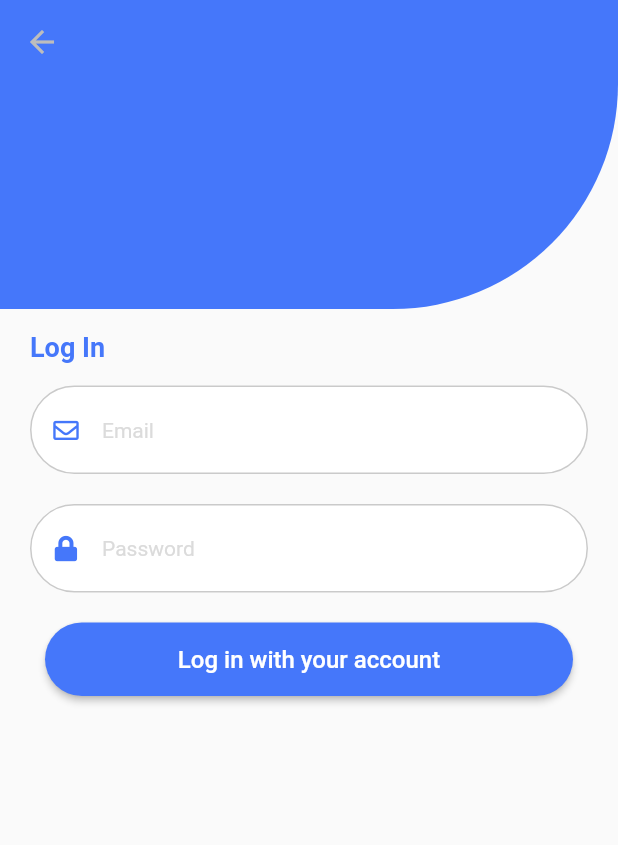
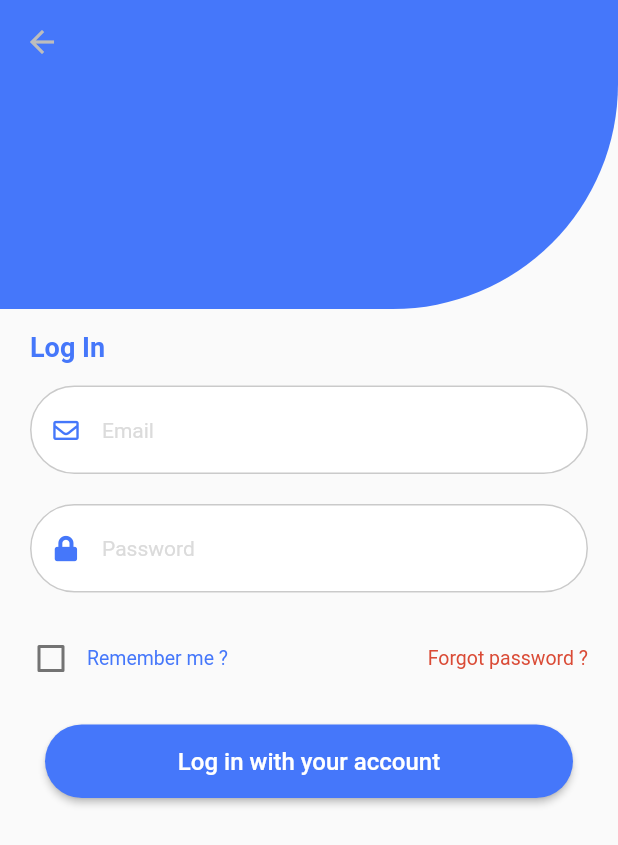
Before and after one commit to Abir-Bouhriz/Authentication-UI-1, a Flutter app: the screen it shows after launch, on a phone screen of 412 x 824 dp. Shown: the top 845 px of the screen. Run offline on Flutter 3.47's test engine with Material 2 defaults, Android fonts, the phone set to English and light mode, and no system bars; our stand-ins replace font_awesome_flutter.

Commit message:
Add checkbox

```diff
--- a/lib/pages/login.dart
+++ b/lib/pages/login.dart
@@ -7,6 +7,8 @@ class Login extends StatefulWidget {
 }
 
 class _LoginState extends State<Login> {
+  bool checkedValue = false;
+
   @override
   Widget build(BuildContext context) {
     return Scaffold(
@@ -91,10 +93,39 @@ class _LoginState extends State<Login> {
           ),
           SizedBox(height: 20.0),
           Row(
-            //checkbox
+            children: [
+              Padding(
+                padding: const EdgeInsets.only(left: 10),
+                child: Checkbox(
+                  checkColor: Colors.greenAccent,
+                  activeColor: Colors.red,
+                  value: checkedValue,
+                  onChanged: (bool value) {
+                    setState(
+                      () {
+                        this.checkedValue = value;
+                      },
+                    );
+                  },
+                  //controlAffinity: ListTileControlAffinity.leading,  //  <-- leading Checkbox
+                ),
+              ),
+              Text(
+                'Remember me ?',
+                style: TextStyle(fontSize: 13.0, color: Color(0xff4577FA)),
+              ),
+              Spacer(),
+              Padding(
+                padding: const EdgeInsets.only(right: 20),
+                child: Text(
+                  'Forgot password ?',
+                  style: TextStyle(fontSize: 13.0, color: Color(0xffDA4B36)),
+                ),
+              ),
+            ],
           ),
           Padding(
-            padding: const EdgeInsets.symmetric(horizontal: 30),
+            padding: const EdgeInsets.symmetric(horizontal: 30, vertical: 20),
             child: RaisedButton(
               padding: EdgeInsets.fromLTRB(20.0, 15.0, 20.0, 15.0),
               textColor: Colors.white,
```
